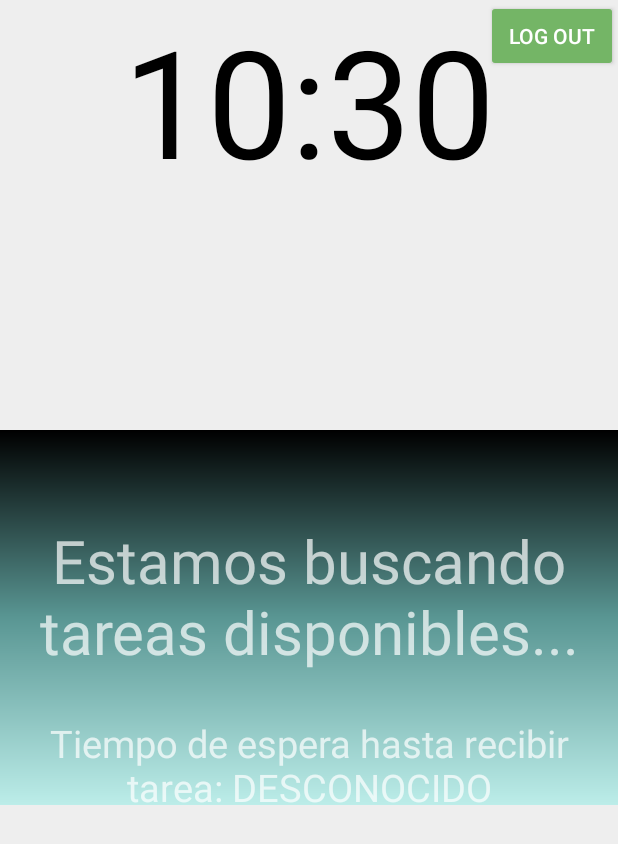
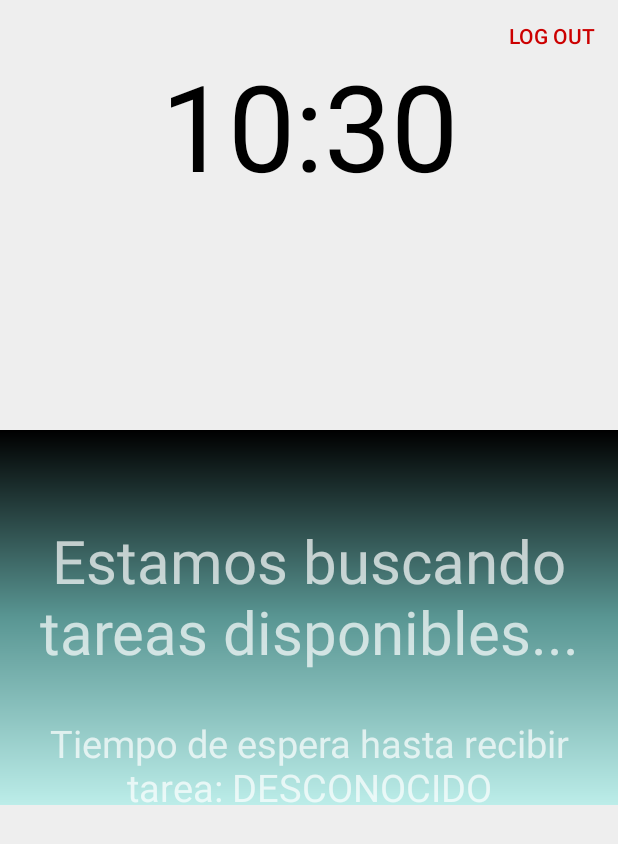
Before and after one commit to Abensab/WatchNextApp, an Android app: the AceptarTareaActivity screen opened directly, with no data from a screen before it, on a phone screen of 412 x 824 dp. Shown: the top 844 px of the screen. Run offline under Robolectric (Android 15) with nearby library versions, the light colour scheme and no system bars; our stand-ins replace Firebase (no records; nobody signed in at launch, a user with empty details on screens opened directly).

Commit message:
botón logout modificado

```diff
--- a/app/src/main/res/layout/activity_aceptar_tarea.xml
+++ b/app/src/main/res/layout/activity_aceptar_tarea.xml
@@ -10,14 +10,14 @@
     <TextView
         android:id="@+id/time_textView"
         android:layout_width="260dp"
-        android:layout_height="150dp"
+        android:layout_height="130dp"
         android:layout_alignParentTop="true"
         android:layout_centerHorizontal="true"
-        android:layout_marginTop="0dp"
+        android:layout_marginTop="30dp"
         android:text=""
         android:textAlignment="center"
         android:textColor="@color/colorPrimaryDark"
-        android:textSize="100dp" />
+        android:textSize="80dp" />
 
     <RelativeLayout
         android:layout_width="match_parent"
@@ -72,7 +72,8 @@
         android:layout_alignParentEnd="true"
         android:layout_alignParentTop="true"
         android:text="Log out"
-        android:backgroundTint="@color/colorAccent"/>
+        android:textColor="@android:color/holo_red_dark"
+        android:background="@android:color/transparent"/>
 
 
 </RelativeLayout>
```
Also changed, not shown: 1 other file.
